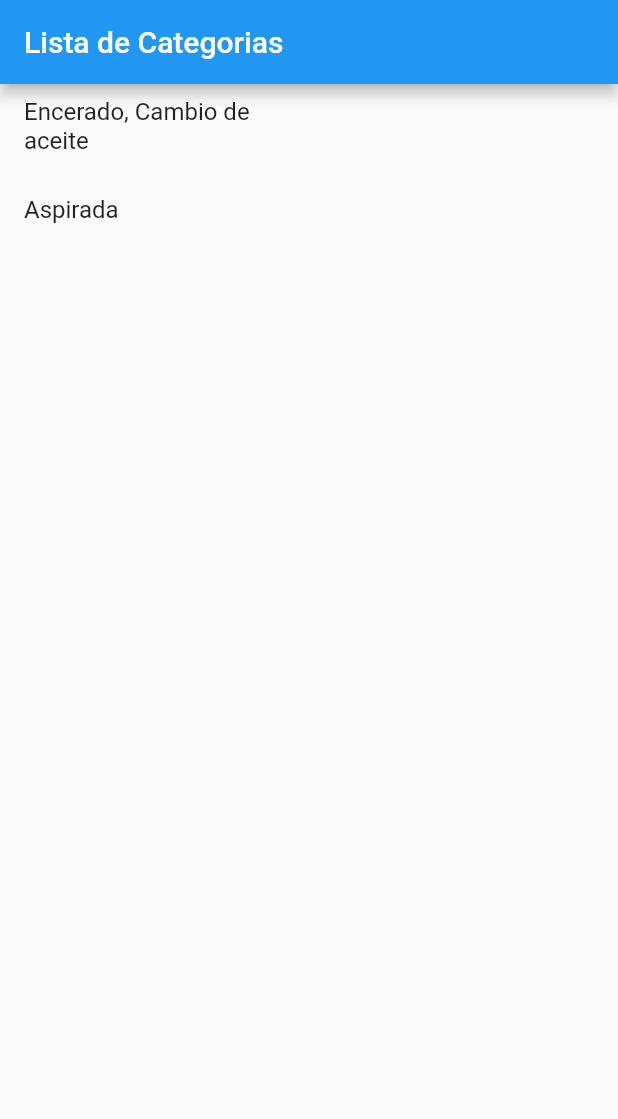
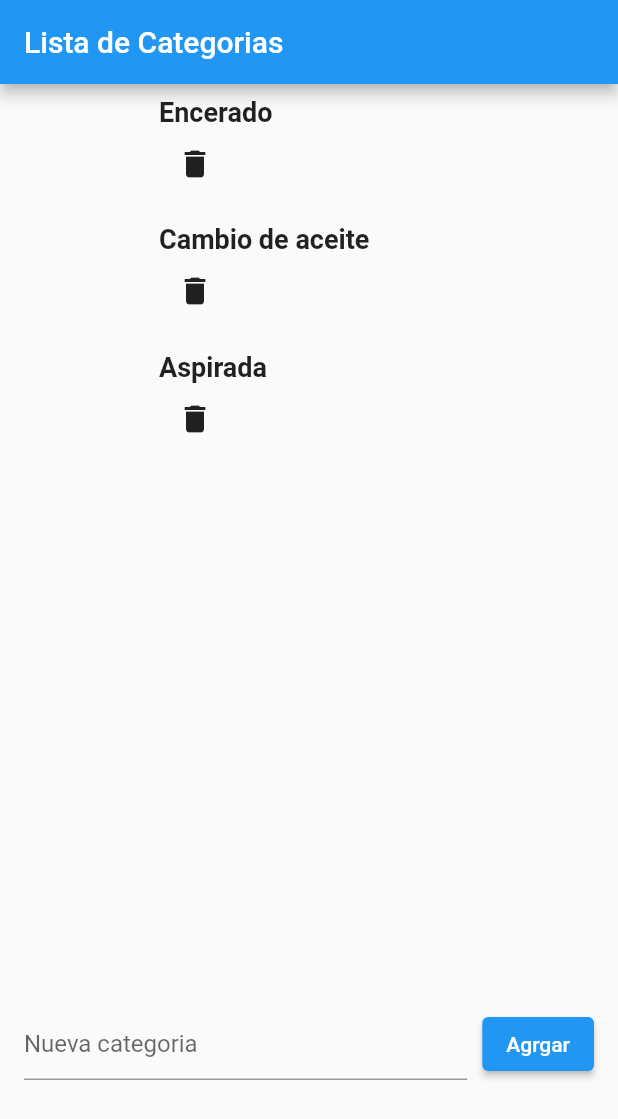
Before and after one commit to NachoSwift130901/appVehiculos, a Flutter app: the screen it shows after launch, on a phone screen of 412 x 824 dp. Shown: the top 1119 px of the screen. Run offline on Flutter 3.47's test engine with Material 2 defaults, Android fonts, the phone set to English and light mode, and no system bars; our stand-ins replace bloc, equatable, flutter_bloc, sqflite_common_ffi; accounts and stored records are empty.

Commit message:
Se puede agregar y eliminar categorias

```diff
--- a/app_vehiculos/lib/blocs/bloc.dart
+++ b/app_vehiculos/lib/blocs/bloc.dart
@@ -1,4 +1,4 @@
-// ignore_for_file: depend_on_referenced_packages
+// ignore_for_file: depend_on_referenced_packages, prefer_final_fields
 
 import 'package:app_vehiculos/modelos/gastos.dart';
 import 'package:app_vehiculos/modelos/vehiculo.dart';
@@ -82,15 +82,26 @@ class Operacional extends AppEstado{
   Operacional({required this.listaCategorias, required this.listaVehiculos, required this.listaGastos});
 
   @override
-  List<Object?> get props => [];
+  List<Object?> get props => [listaCategorias];
 }
+
 /* -------------- EVENTOS  ----------------*/
 
 sealed class AppEvento {}
 
 class Inicializado extends AppEvento {}
 
+class AgregarCategoria extends AppEvento{
+  final String categoriaAAgregar;
 
+  AgregarCategoria({required this.categoriaAAgregar});
+}
+
+class EliminarCategoria extends AppEvento{
+  final String categoriaAEliminar;
+
+  EliminarCategoria({required this.categoriaAEliminar});
+}
 /* ----------------------------------------*/
 
 class AppBloc extends Bloc<AppEvento, AppEstado> {
@@ -98,7 +109,14 @@ class AppBloc extends Bloc<AppEvento, AppEstado> {
   List<Vehiculo> _listaVehiculos = [];
   List<Gastos> _listaGastos= [];
 
+  void agregarCategoria(categoriaAAgregar){
+    _listaCategorias = _listaCategorias.toList()..add(categoriaAAgregar);
+  }
+  void eliminarCategoria(categoriaAEliminar){
 
+    _listaCategorias = _listaCategorias.toList()..remove(categoriaAEliminar);
+
+  }
 
   AppBloc() : super(Inicial()) {
     on<Inicializado>((event, emit) {
@@ -106,7 +124,24 @@ class AppBloc extends Bloc<AppEvento, AppEstado> {
       emit(Operacional(listaCategorias: _listaCategorias, listaVehiculos: _listaVehiculos, listaGastos: _listaGastos));
     });
 
+    on<AgregarCategoria>((event, emit){
+      agregarCategoria(event.categoriaAAgregar);
+      emit(Operacional(listaCategorias: _listaCategorias, listaVehiculos: _listaVehiculos, listaGastos: _listaGastos));
+    });
+
+    on<EliminarCategoria>((event, emit){
+      eliminarCategoria(event.categoriaAEliminar);
+      emit(Operacional(listaCategorias: _listaCategorias, listaVehiculos: _listaVehiculos, listaGastos: _listaGastos));
+    });
+
+
   }
 }
 
-final List<String> categorias = ['Encerado, Cambio de aceite', 'Aspirada'];
+final List<String> categorias = ['Encerado', 'Cambio de aceite', 'Aspirada'];
+final List<Vehiculo> vehiculos = [
+  Vehiculo(marca: 'Nissan', modelo: 2012, color: 'Azul', matricula: 'V2JS'),
+  Vehiculo(marca: 'Chevron', modelo: 2032, color: 'Amarillo', matricula: 'V3GI'),
+  Vehiculo(marca: 'Testla', modelo: 2001, color: 'Rojo', matricula: 'P9JS'),
+
+];
--- a/app_vehiculos/lib/main.dart
+++ b/app_vehiculos/lib/main.dart
@@ -1,6 +1,7 @@
 import 'package:flutter/material.dart';
 import 'package:flutter_bloc/flutter_bloc.dart';
 import 'blocs/bloc.dart';
+
 
 void main() {
   runApp(const AplicacionInyectada());
@@ -28,7 +29,12 @@ class MainApp extends StatelessWidget {
         appBar: AppBar(
           title: const Text('Lista de Categorias'),
         ),
-        body: const ListaCategorias(),
+        body: const Column(
+          children: [
+            ListaCategorias(),
+            AgregarCategoriaWidget(),
+          ],
+        ),
       ),
 
     );
@@ -41,6 +47,7 @@ class ListaCategorias extends StatelessWidget {
   @override
   Widget build(BuildContext context) {
     var estado = context.watch<AppBloc>().state;
+    print(estado);
     if(estado is Inicial) return const Text('Oh no');
     List<String> categorias = (estado as Operacional).listaCategorias;
     return SizedBox(
@@ -49,7 +56,7 @@ class ListaCategorias extends StatelessWidget {
       child: ListView.builder(
         itemCount: categorias.length,
         itemBuilder:(context, index) {
-          return TileCategoria(categoria: categorias[index],);
+          return TileCategoria(categoria: categorias[index]);
         },
       ),
     );
@@ -57,14 +64,71 @@ class ListaCategorias extends StatelessWidget {
 }
 
 class TileCategoria extends StatelessWidget {
+
+
   final String categoria;
 
   const TileCategoria({super.key, required this.categoria});
 
   @override
   Widget build(BuildContext context) {
-    return ListTile(
-      title: Text(categoria),
+    return Padding(
+      padding: const EdgeInsets.symmetric(vertical: 8.0),
+      child: Column(
+        crossAxisAlignment: CrossAxisAlignment.start,
+        children: [
+          Text(
+            categoria,
+            style: const TextStyle(fontSize: 18.0, fontWeight: FontWeight.bold),
+          ),
+          IconButton(
+            icon: const Icon(Icons.delete),
+            onPressed: () {
+            context.read<AppBloc>().add(EliminarCategoria(categoriaAEliminar: categoria));
+
+          },
+          ),
+        ],
+      ),
     );
   }
 }
+
+class AgregarCategoriaWidget extends StatefulWidget {
+  const AgregarCategoriaWidget({super.key});
+
+  @override
+  State<AgregarCategoriaWidget> createState() => _AgregarCategoriaWidgetState();
+}
+
+class _AgregarCategoriaWidgetState extends State<AgregarCategoriaWidget> {
+  final TextEditingController controlador = TextEditingController();
+  @override
+  Widget build(BuildContext context) {
+    return Padding(
+      padding: const EdgeInsets.all(16.0),
+      child: Row(
+        children: [
+          Expanded(
+            child: TextField(
+              controller: controlador,
+              decoration: const InputDecoration(
+                hintText: 'Nueva categoria',
+              ),
+            ),
+          ),
+          const SizedBox(width: 10,),
+          ElevatedButton(onPressed: () {
+            final nuevaCategoria = controlador.text.trim();
+            if(nuevaCategoria.isNotEmpty) {
+              context.read<AppBloc>().add(AgregarCategoria(categoriaAAgregar: nuevaCategoria));
+              controlador.clear();
+            }
+          },
+          child: const Text('Agrgar'),
+          ),
+        ],
+      ),
+    );
+  }
+}
```
